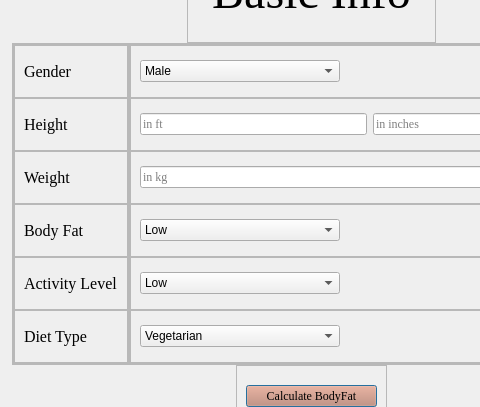
First picture: the form in basicinfo.ui, repository skidgefries/rightmeal, before the edit; both pictures show x 163 to 643 and y 87 to 494 of the 1000 by 700 pixel window.
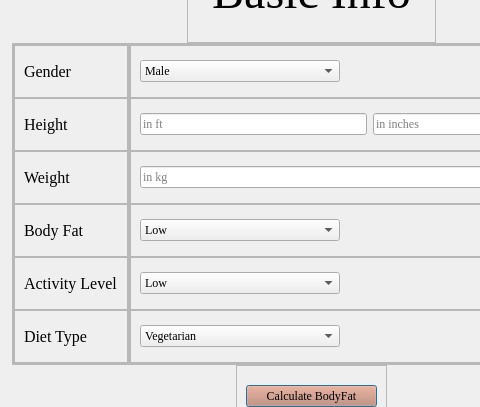
Second picture: the form after the edit.

The edit to the form file:
```diff
--- a/basicinfo.ui
+++ b/basicinfo.ui
@@ -363,6 +363,14 @@
               <height>0</height>
              </size>
             </property>
+            <property name="font">
+             <font>
+              <family>Times New Roman</family>
+             </font>
+            </property>
+            <property name="styleSheet">
+             <string notr="true">QComboBox{background:#ffffff};</string>
+            </property>
             <item>
              <property name="text">
               <string>Male</string>
@@ -465,6 +473,14 @@
               <height>0</height>
              </size>
             </property>
+            <property name="font">
+             <font>
+              <family>Times New Roman</family>
+             </font>
+            </property>
+            <property name="styleSheet">
+             <string notr="true">QComboBox{background:#ffffff};</string>
+            </property>
             <item>
              <property name="text">
               <string>Low</string>
@@ -502,6 +518,14 @@
               <height>0</height>
              </size>
             </property>
+            <property name="font">
+             <font>
+              <family>Times New Roman</family>
+             </font>
+            </property>
+            <property name="styleSheet">
+             <string notr="true">QComboBox{background:#ffffff};</string>
+            </property>
             <item>
              <property name="text">
               <string>Low</string>
@@ -544,6 +568,14 @@
               <height>0</height>
              </size>
             </property>
+            <property name="font">
+             <font>
+              <family>Times New Roman</family>
+             </font>
+            </property>
+            <property name="styleSheet">
+             <string notr="true">QComboBox{background:#ffffff};</string>
+            </property>
             <item>
              <property name="text">
               <string>Vegetarian</string>
```
